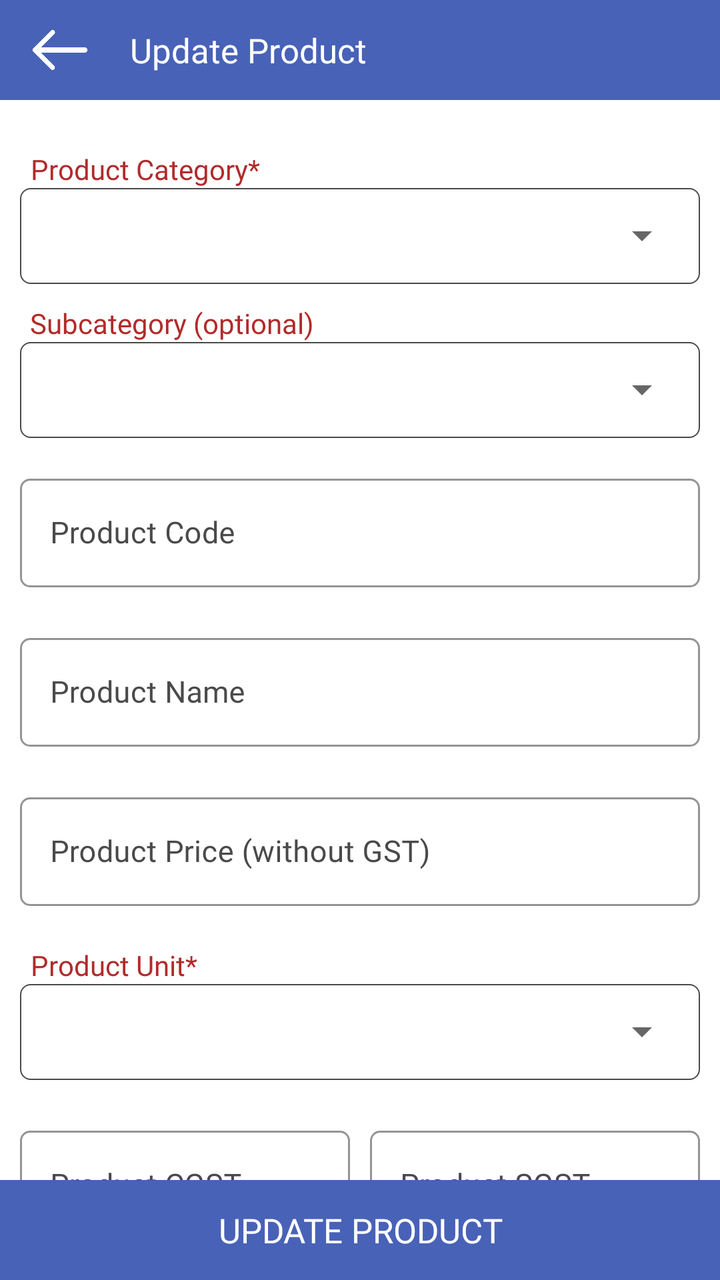
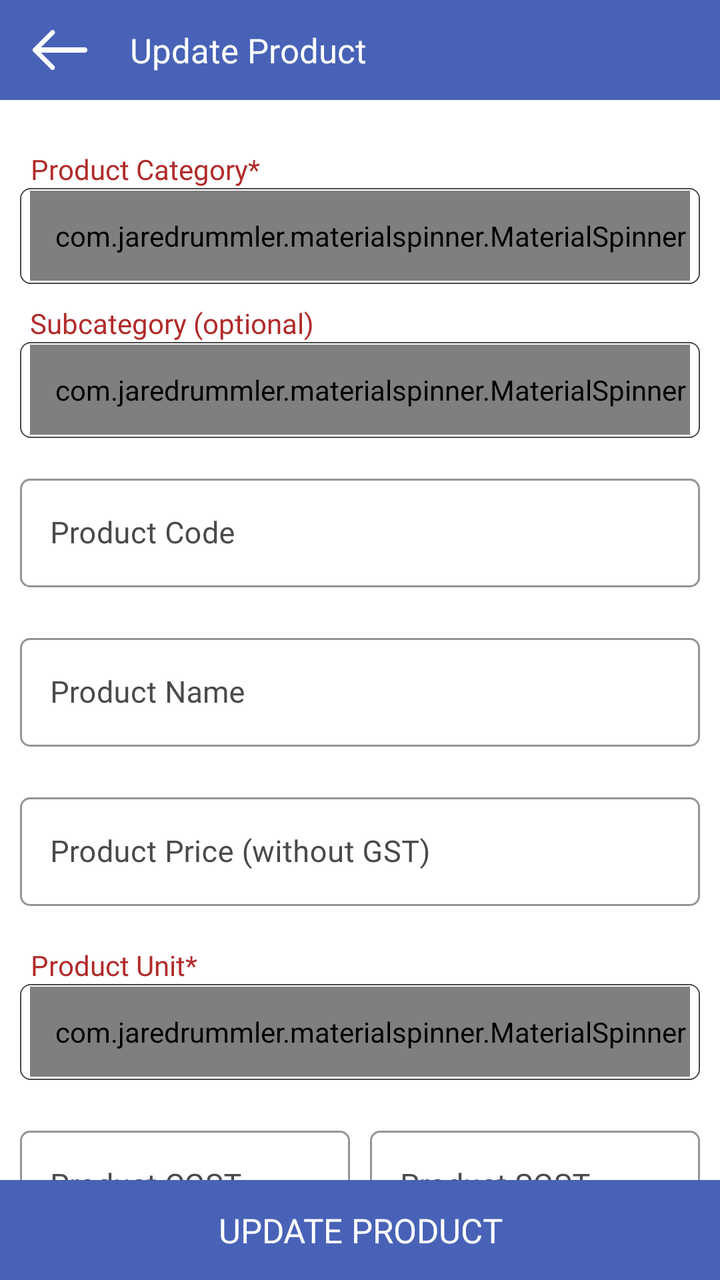

Two renders of the same Android screen: before a commit and after it. Below are the layout's source before the change and the commit's diff.
<!-- AndroidManifest.xml: application theme AppTheme -->
<!-- res/layout/fragment_update_product.xml -->
<?xml version="1.0" encoding="utf-8"?>
<RelativeLayout xmlns:android="http://schemas.android.com/apk/res/android"
    xmlns:app="http://schemas.android.com/apk/res-auto"
    xmlns:tools="http://schemas.android.com/tools"
    android:layout_width="match_parent"
    android:layout_height="match_parent"
    tools:context=".Fragment.UpdateProduct">

    <com.google.android.material.appbar.AppBarLayout
        android:id="@+id/appBarLayout"
        android:layout_width="match_parent"
        android:layout_height="50dp"
        android:layout_alignParentTop="true">

        <RelativeLayout
            android:layout_width="match_parent"
            android:layout_height="match_parent">

            <ImageView
                android:id="@+id/backToHome"
                android:layout_width="30dp"
                android:layout_height="30dp"
                android:layout_alignParentStart="true"
                android:layout_centerInParent="true"
                android:layout_gravity="center"
                android:layout_marginStart="15dp"
                android:src="@drawable/back"
                app:tint="@color/white" />

            <androidx.appcompat.widget.AppCompatTextView
                android:layout_width="wrap_content"
                android:layout_height="wrap_content"
                android:layout_centerInParent="true"
                android:layout_gravity="center"
                android:layout_marginStart="15dp"
                android:layout_toEndOf="@+id/backToHome"
                android:fontFamily="@font/poppinsmedium"
                android:gravity="center"
                android:paddingStart="5dp"
                android:paddingEnd="5dp"
                android:text="Update Product"
                android:textColor="@color/white"
                android:textSize="17sp" />

        </RelativeLayout>

    </com.google.android.material.appbar.AppBarLayout>

    <androidx.core.widget.NestedScrollView
        android:layout_width="match_parent"
        android:layout_height="match_parent"
        android:layout_above="@+id/updateProduct"
        android:layout_below="@+id/appBarLayout">

        <LinearLayout
            android:layout_width="match_parent"
            android:layout_height="match_parent"
            android:orientation="vertical"
            android:padding="10dp">

            <TextView
                android:layout_width="wrap_content"
                android:layout_height="wrap_content"
                android:layout_gravity="center|start"
                android:layout_marginStart="5dp"
                android:layout_marginTop="15dp"
                android:fontFamily="@font/poppinsregular"
                android:gravity="center"
                android:text="Product Category*"
                android:textColor="@color/textcolor" />

            <LinearLayout
                android:layout_width="match_parent"
                android:layout_height="48dp"
                android:background="@drawable/button_rounded_border"
                android:orientation="horizontal">

                <Spinner
                    android:id="@+id/categorySpinner"
                    android:layout_width="match_parent"
                    android:layout_height="45dp"
                    android:layout_gravity="center"
                    android:layout_margin="5dp"
                    android:fontFamily="@font/poppinsregular"
                    android:gravity="center|start"
                    android:paddingLeft="10dp"
                    android:textColor="@color/black"
                    android:textSize="15sp"
                    app:ms_hint="Select Product Category" />

            </LinearLayout>

            <TextView
                android:layout_width="wrap_content"
                android:layout_height="wrap_content"
                android:layout_gravity="center|start"
                android:layout_marginStart="5dp"
                android:layout_marginTop="10dp"
                android:fontFamily="@font/poppinsregular"
                android:text="Subcategory (optional)"
                android:textColor="@color/textcolor" />

            <LinearLayout
                android:layout_width="match_parent"
                android:layout_height="48dp"
                android:background="@drawable/button_rounded_border"
                android:orientation="horizontal">

                <Spinner
                    android:id="@+id/subcategorySpinner"
                    android:layout_width="match_parent"
                    android:layout_height="45dp"
                    android:layout_gravity="center"
                    android:layout_margin="5dp"
                    android:fontFamily="@font/poppinsregular"
                    android:paddingLeft="10dp"
                    android:textColor="@color/black"
                    android:textSize="15sp" />

            </LinearLayout>

            <com.google.android.material.textfield.TextInputLayout
                android:id="@+id/productCodeLayout"
                style="@style/Widget.MaterialComponents.TextInputLayout.OutlinedBox"
                android:layout_width="match_parent"
                android:layout_height="wrap_content"
                android:layout_gravity="center"
                android:layout_marginTop="15dp"
                android:layout_marginBottom="5dp"
                android:gravity="center"
                android:textColorHint="@color/light_black"
                app:boxCornerRadiusBottomEnd="5dp"
                app:boxCornerRadiusBottomStart="5dp"
                app:boxCornerRadiusTopEnd="5dp"
                app:boxCornerRadiusTopStart="5dp"
                app:boxStrokeColor="@color/light_black">

                <com.google.android.material.textfield.TextInputEditText
                    android:id="@+id/productCode"
                    android:layout_width="match_parent"
                    android:layout_height="wrap_content"
                    android:drawableTint="@color/light_black"
                    android:fontFamily="@font/poppinsregular"
                    android:hint="Product Code"
                    android:imeOptions="actionNext"
                    android:inputType="numberDecimal"
                    android:digits="0123456789"
                    android:paddingStart="15dp"
                    android:paddingEnd="10dp"
                    android:singleLine="true"
                    android:textColor="@color/black"
                    android:textColorHint="@color/light_black"
                    android:textSize="15sp" />

            </com.google.android.material.textfield.TextInputLayout>


            <com.google.android.material.textfield.TextInputLayout
                android:id="@+id/productNameLayout"
                style="@style/Widget.MaterialComponents.TextInputLayout.OutlinedBox"
                android:layout_width="match_parent"
                android:layout_height="wrap_content"
                android:layout_gravity="center"
                android:layout_marginTop="15dp"
                android:layout_marginBottom="5dp"
                android:gravity="center"
                android:textColorHint="@color/light_black"
                app:boxCornerRadiusBottomEnd="5dp"
                app:boxCornerRadiusBottomStart="5dp"
                app:boxCornerRadiusTopEnd="5dp"
                app:boxCornerRadiusTopStart="5dp"
                app:boxStrokeColor="@color/light_black">

                <com.google.android.material.textfield.TextInputEditText
                    android:id="@+id/productName"
                    android:layout_width="match_parent"
                    android:layout_height="wrap_content"
                    android:drawableTint="@color/light_black"
                    android:fontFamily="@font/poppinsregular"
                    android:hint="Product Name"
                    android:imeOptions="actionNext"
                    android:inputType="textCapWords"
                    android:paddingStart="15dp"
                    android:paddingEnd="10dp"
                    android:singleLine="true"
                    android:textColor="@color/black"
                    android:textColorHint="@color/light_black"
                    android:textSize="15sp" />

            </com.google.android.material.textfield.TextInputLayout>

            <com.google.android.material.textfield.TextInputLayout
                android:id="@+id/productPriceLayout"
                style="@style/Widget.MaterialComponents.TextInputLayout.OutlinedBox"
                android:layout_width="match_parent"
                android:layout_height="wrap_content"
                android:layout_gravity="center"
                android:layout_marginTop="15dp"
                android:layout_marginBottom="5dp"
                android:gravity="center"
                android:textColorHint="@color/light_black"
                app:boxCornerRadiusBottomEnd="5dp"
                app:boxCornerRadiusBottomStart="5dp"
                app:boxCornerRadiusTopEnd="5dp"
                app:boxCornerRadiusTopStart="5dp"
                app:boxStrokeColor="@color/light_black">

                <com.google.android.material.textfield.TextInputEditText
                    android:id="@+id/productPrice"
                    android:layout_width="match_parent"
                    android:layout_height="wrap_content"
                    android:drawableTint="@color/light_black"
                    android:fontFamily="@font/poppinsregular"
                    android:hint="Product Price (without GST)"
                    android:imeOptions="actionDone"
                    android:inputType="numberDecimal"
                    android:paddingStart="15dp"
                    android:paddingEnd="10dp"
                    android:singleLine="true"
                    android:textColor="@color/black"
                    android:textColorHint="@color/light_black"
                    android:textSize="15sp" />

            </com.google.android.material.textfield.TextInputLayout>

            <TextView
                android:layout_width="wrap_content"
                android:layout_height="wrap_content"
                android:layout_gravity="center|start"
                android:layout_marginStart="5dp"
                android:layout_marginTop="15dp"
                android:fontFamily="@font/poppinsregular"
                android:gravity="center"
                android:text="Product Unit*"
                android:textColor="@color/textcolor" />

            <LinearLayout
                android:layout_width="match_parent"
                android:layout_height="48dp"
                android:background="@drawable/button_rounded_border"
                android:orientation="horizontal">

                <Spinner
                    android:id="@+id/unitSpinner"
                    android:layout_width="match_parent"
                    android:layout_height="45dp"
                    android:layout_gravity="center"
                    android:layout_margin="5dp"
                    android:fontFamily="@font/poppinsregular"
                    android:gravity="center|start"
                    android:paddingLeft="10dp"
                    android:textColor="@color/black"
                    android:textSize="15sp"
                    app:ms_hint="Select Product Unit" />

            </LinearLayout>

            <LinearLayout
                android:layout_width="match_parent"
                android:layout_height="wrap_content"
                android:orientation="horizontal">

                <com.google.android.material.textfield.TextInputLayout
                    android:id="@+id/productCGSTLayout"
                    style="@style/Widget.MaterialComponents.TextInputLayout.OutlinedBox"
                    android:layout_width="match_parent"
                    android:layout_height="wrap_content"
                    android:layout_gravity="center"
                    android:layout_marginTop="15dp"
                    android:layout_marginEnd="5dp"
                    android:layout_marginBottom="5dp"
                    android:layout_weight="1"
                    android:gravity="center"
                    android:textColorHint="@color/light_black"
                    app:boxCornerRadiusBottomEnd="5dp"
                    app:boxCornerRadiusBottomStart="5dp"
                    app:boxCornerRadiusTopEnd="5dp"
                    app:boxCornerRadiusTopStart="5dp"
                    app:boxStrokeColor="@color/light_black">

                    <com.google.android.material.textfield.TextInputEditText
                        android:id="@+id/productCGST"
                        android:layout_width="match_parent"
                        android:layout_height="wrap_content"
                        android:drawableTint="@color/light_black"
                        android:fontFamily="@font/poppinsregular"
                        android:hint="Product CGST"
                        android:imeOptions="actionDone"
                        android:inputType="numberDecimal"
                        android:paddingStart="15dp"
                        android:paddingEnd="10dp"
                        android:singleLine="true"
                        android:textColor="@color/black"
                        android:textColorHint="@color/light_black"
                        android:textSize="15sp" />

                </com.google.android.material.textfield.TextInputLayout>

                <com.google.android.material.textfield.TextInputLayout
                    android:id="@+id/productSGSTLayout"
                    style="@style/Widget.MaterialComponents.TextInputLayout.OutlinedBox"
                    android:layout_width="match_parent"
                    android:layout_height="wrap_content"
                    android:layout_gravity="center"
                    android:layout_marginStart="5dp"
                    android:layout_marginTop="15dp"
                    android:layout_marginBottom="5dp"
                    android:layout_weight="1"
                    android:gravity="center"
                    android:textColorHint="@color/light_black"
                    app:boxCornerRadiusBottomEnd="5dp"
                    app:boxCornerRadiusBottomStart="5dp"
                    app:boxCornerRadiusTopEnd="5dp"
                    app:boxCornerRadiusTopStart="5dp"
                    app:boxStrokeColor="@color/light_black">

                    <com.google.android.material.textfield.TextInputEditText
                        android:id="@+id/productSGST"
                        android:layout_width="match_parent"
                        android:layout_height="wrap_content"
                        android:drawableTint="@color/light_black"
                        android:fontFamily="@font/poppinsregular"
                        android:hint="Product SGST"
                        android:imeOptions="actionDone"
                        android:inputType="numberDecimal"
                        android:paddingStart="15dp"
                        android:paddingEnd="10dp"
                        android:singleLine="true"
                        android:textColor="@color/black"
                        android:textColorHint="@color/light_black"
                        android:textSize="15sp" />

                </com.google.android.material.textfield.TextInputLayout>

            </LinearLayout>

            <include layout="@layout/include_product_portion_section" />

        </LinearLayout>

    </androidx.core.widget.NestedScrollView>

    <TextView
        android:id="@+id/updateProduct"
        android:layout_width="match_parent"
        android:layout_height="50dp"
        android:layout_alignParentBottom="true"
        android:layout_gravity="center"
        android:background="@color/colorPrimary"
        android:fontFamily="@font/poppinsmedium"
        android:gravity="center"
        android:text="Update Product"
        android:textAllCaps="true"
        android:textColor="@color/white"
        android:textSize="17sp" />

</RelativeLayout>
<!-- res/layout/include_product_portion_section.xml (included above) -->
<?xml version="1.0" encoding="utf-8"?>
<LinearLayout xmlns:android="http://schemas.android.com/apk/res/android"
    xmlns:app="http://schemas.android.com/apk/res-auto"
    android:id="@+id/productPortionSection"
    android:layout_width="match_parent"
    android:layout_height="wrap_content"
    android:orientation="vertical">

    <RelativeLayout
        android:layout_width="match_parent"
        android:layout_height="wrap_content"
        android:layout_marginStart="5dp"
        android:layout_marginTop="12dp"
        android:layout_marginEnd="5dp">

        <TextView
            android:layout_width="wrap_content"
            android:layout_height="wrap_content"
            android:layout_alignParentStart="true"
            android:layout_centerVertical="true"
            android:fontFamily="@font/poppinsregular"
            android:text="Portions (optional)"
            android:textColor="@color/textcolor" />

        <TextView
            android:id="@+id/managePortionMasterLink"
            android:layout_width="wrap_content"
            android:layout_height="wrap_content"
            android:layout_alignParentEnd="true"
            android:layout_centerVertical="true"
            android:fontFamily="@font/poppinsmedium"
            android:text="Manage Portion Master"
            android:textColor="@color/colorPrimary"
            android:textSize="13sp" />

    </RelativeLayout>

    <TextView
        android:id="@+id/portionSectionHint"
        android:layout_width="match_parent"
        android:layout_height="wrap_content"
        android:layout_marginStart="5dp"
        android:layout_marginTop="4dp"
        android:layout_marginEnd="5dp"
        android:fontFamily="@font/poppinsregular"
        android:text="Add one or more portions with prices from Portion Master"
        android:textColor="@color/light_black"
        android:textSize="12sp" />

    <LinearLayout
        android:id="@+id/portionMasterPickerSection"
        android:layout_width="match_parent"
        android:layout_height="wrap_content"
        android:layout_marginTop="8dp"
        android:orientation="vertical"
        android:visibility="gone">

        <com.google.android.material.textfield.TextInputLayout
            style="@style/CustomDropDownTilStyle"
            android:hint="Select Portion Master">

            <AutoCompleteTextView
                android:id="@+id/portionMasterSpinner"
                android:layout_width="match_parent"
                android:layout_height="wrap_content"
                android:focusable="false"
                android:fontFamily="@font/poppinsregular"
                android:inputType="none"
                android:singleLine="true"
                android:textSize="15sp" />

        </com.google.android.material.textfield.TextInputLayout>

        <com.google.android.material.textfield.TextInputLayout
            style="@style/Widget.MaterialComponents.TextInputLayout.OutlinedBox"
            android:layout_width="match_parent"
            android:layout_height="wrap_content"
            android:layout_marginTop="8dp"
            app:boxStrokeColor="@color/light_black">

            <com.google.android.material.textfield.TextInputEditText
                android:id="@+id/inlinePortionPrice"
                android:layout_width="match_parent"
                android:layout_height="wrap_content"
                android:fontFamily="@font/poppinsregular"
                android:hint="Portion Price"
                android:inputType="numberDecimal"
                android:singleLine="true"
                android:textColor="@color/black"
                android:textSize="15sp" />

        </com.google.android.material.textfield.TextInputLayout>

        <TextView
            android:id="@+id/addInlinePortion"
            android:layout_width="match_parent"
            android:layout_height="40dp"
            android:layout_marginTop="10dp"
            android:background="@color/textcolor"
            android:fontFamily="@font/poppinsmedium"
            android:gravity="center"
            android:text="Add Portion to Product"
            android:textAllCaps="true"
            android:textColor="@color/white"
            android:textSize="14sp" />

    </LinearLayout>

    <TextView
        android:id="@+id/noPortionMasterHint"
        android:layout_width="match_parent"
        android:layout_height="wrap_content"
        android:layout_marginStart="5dp"
        android:layout_marginTop="8dp"
        android:layout_marginEnd="5dp"
        android:fontFamily="@font/poppinsregular"
        android:text="No Portion Master yet. Tap Manage Portion Master to create names (Half, Full…)."
        android:textColor="@color/light_black"
        android:textSize="12sp"
        android:visibility="gone" />

    <androidx.cardview.widget.CardView
        android:id="@+id/inlinePortionListCard"
        android:layout_width="match_parent"
        android:layout_height="wrap_content"
        android:layout_marginTop="10dp"
        android:visibility="gone"
        app:cardCornerRadius="5dp"
        app:cardElevation="4dp">

        <LinearLayout
            android:layout_width="match_parent"
            android:layout_height="wrap_content"
            android:orientation="vertical"
            android:padding="8dp">

            <TextView
                android:layout_width="wrap_content"
                android:layout_height="wrap_content"
                android:layout_gravity="center"
                android:fontFamily="@font/poppinsbold"
                android:text="PRODUCT PORTIONS"
                android:textColor="@color/textcolor" />

            <androidx.recyclerview.widget.RecyclerView
                android:id="@+id/inlinePortionRecyclerview"
                android:layout_width="match_parent"
                android:layout_height="wrap_content"
                android:nestedScrollingEnabled="false" />

        </LinearLayout>

    </androidx.cardview.widget.CardView>

</LinearLayout>
<!-- resources referenced by this layout -->
<resources>
  <color name="black">#000</color>
  <color name="colorPrimary">#4862b7</color>
  <color name="light_black">#4a4a4a</color>
  <color name="textcolor">#b12b2a</color>
  <color name="white">#fff</color>
  <!-- drawable back: png bitmap (drawable, 3507 bytes) -->
  <!-- drawable button_rounded_border (drawable) -->
  <?xml version="1.0" encoding="utf-8"?>
  <shape xmlns:android="http://schemas.android.com/apk/res/android">
      <stroke
          android:width="0.7dp"
          android:color="@color/light_black" />
      <corners android:radius="5dp" />
  </shape>
  <style name="CustomDropDownTilStyle" parent="Widget.MaterialComponents.TextInputLayout.OutlinedBox.ExposedDropdownMenu">
          <item name="android:layout_width">match_parent</item>
          <item name="android:layout_height">wrap_content</item>
          <item name="android:textColorHint">@color/light_black</item>
          <item name="fontFamily">@font/poppinsregular</item>
          <item name="android:textSize">15sp</item>
          <item name="overlapAnchor">true</item>
          <item name="hintTextColor">@color/colorAccent</item>
          <item name="boxStrokeColor">@color/colorAccent</item>
          <item name="colorControlNormal">@color/colorAccent</item>
          <item name="colorControlActivated">@color/colorAccent</item>
          <item name="colorControlHighlight">@color/colorAccent</item>
          <item name="boxCornerRadiusBottomEnd">5dp</item>
          <item name="boxCornerRadiusBottomStart">5dp</item>
          <item name="boxCornerRadiusTopEnd">5dp</item>
          <item name="boxCornerRadiusTopStart">5dp</item>
      </style>
  <style name="AppTheme" parent="Theme.MaterialComponents.DayNight.NoActionBar">
          
          <item name="colorPrimary">@color/colorPrimary</item>
          <item name="colorPrimaryDark">@color/colorPrimary</item>
          <item name="colorAccent">@color/colorAccent</item>
          <item name="android:windowIsTranslucent">true</item>
          <item name="windowNoTitle">true</item>
          <item name="windowActionBar">false</item>
  
      </style>
  <color name="colorAccent">#000</color>
</resources>

<!-- the commit's change to res/layout/fragment_update_product.xml (unified diff, before → after) -->
@@ -75,7 +75,7 @@
                 android:background="@drawable/button_rounded_border"
                 android:orientation="horizontal">
 
-                <Spinner
+                <com.jaredrummler.materialspinner.MaterialSpinner
                     android:id="@+id/categorySpinner"
                     android:layout_width="match_parent"
                     android:layout_height="45dp"
@@ -83,7 +83,7 @@
                     android:layout_margin="5dp"
                     android:fontFamily="@font/poppinsregular"
                     android:gravity="center|start"
-                    android:paddingLeft="10dp"
+                    android:paddingStart="10dp"
                     android:textColor="@color/black"
                     android:textSize="15sp"
                     app:ms_hint="Select Product Category" />
@@ -106,16 +106,18 @@
                 android:background="@drawable/button_rounded_border"
                 android:orientation="horizontal">
 
-                <Spinner
+                <com.jaredrummler.materialspinner.MaterialSpinner
                     android:id="@+id/subcategorySpinner"
                     android:layout_width="match_parent"
                     android:layout_height="45dp"
                     android:layout_gravity="center"
                     android:layout_margin="5dp"
                     android:fontFamily="@font/poppinsregular"
-                    android:paddingLeft="10dp"
+                    android:gravity="center|start"
+                    android:paddingStart="10dp"
                     android:textColor="@color/black"
-                    android:textSize="15sp" />
+                    android:textSize="15sp"
+                    app:ms_hint="Select Subcategory" />
 
             </LinearLayout>
 
@@ -240,7 +242,7 @@
                 android:background="@drawable/button_rounded_border"
                 android:orientation="horizontal">
 
-                <Spinner
+                <com.jaredrummler.materialspinner.MaterialSpinner
                     android:id="@+id/unitSpinner"
                     android:layout_width="match_parent"
                     android:layout_height="45dp"
@@ -248,7 +250,7 @@
                     android:layout_margin="5dp"
                     android:fontFamily="@font/poppinsregular"
                     android:gravity="center|start"
-                    android:paddingLeft="10dp"
+                    android:paddingStart="10dp"
                     android:textColor="@color/black"
                     android:textSize="15sp"
                     app:ms_hint="Select Product Unit" />
@@ -413,21 +415,35 @@
         android:orientation="vertical"
         android:visibility="gone">
 
-        <com.google.android.material.textfield.TextInputLayout
-            style="@style/CustomDropDownTilStyle"
-            android:hint="Select Portion Master">
-
-            <AutoCompleteTextView
+        <TextView
+            android:layout_width="wrap_content"
+            android:layout_height="wrap_content"
+            android:layout_marginStart="5dp"
+            android:fontFamily="@font/poppinsregular"
+            android:text="Select Portion Master"
+            android:textColor="@color/textcolor" />
+
+        <LinearLayout
+            android:layout_width="match_parent"
+            android:layout_height="48dp"
+            android:layout_marginTop="5dp"
+            android:background="@drawable/button_rounded_border"
+            android:orientation="horizontal">
+
+            <com.jaredrummler.materialspinner.MaterialSpinner
                 android:id="@+id/portionMasterSpinner"
                 android:layout_width="match_parent"
-                android:layout_height="wrap_content"
-                android:focusable="false"
+                android:layout_height="45dp"
+                android:layout_gravity="center"
+                android:layout_margin="5dp"
                 android:fontFamily="@font/poppinsregular"
-                android:inputType="none"
-                android:singleLine="true"
-                android:textSize="15sp" />
-
-        </com.google.android.material.textfield.TextInputLayout>
+                android:gravity="center|start"
+                android:paddingStart="10dp"
+                android:textColor="@color/black"
+                android:textSize="15sp"
+                app:ms_hint="Select Portion Master" />
+
+        </LinearLayout>
 
         <com.google.android.material.textfield.TextInputLayout
             style="@style/Widget.MaterialComponents.TextInputLayout.OutlinedBox"
<!-- resource entries referenced after the edit -->
@@ -14,23 +14,6 @@
           android:color="@color/light_black" />
       <corners android:radius="5dp" />
   </shape>
-  <style name="CustomDropDownTilStyle" parent="Widget.MaterialComponents.TextInputLayout.OutlinedBox.ExposedDropdownMenu">
-          <item name="android:layout_width">match_parent</item>
-          <item name="android:layout_height">wrap_content</item>
-          <item name="android:textColorHint">@color/light_black</item>
-          <item name="fontFamily">@font/poppinsregular</item>
-          <item name="android:textSize">15sp</item>
-          <item name="overlapAnchor">true</item>
-          <item name="hintTextColor">@color/colorAccent</item>
-          <item name="boxStrokeColor">@color/colorAccent</item>
-          <item name="colorControlNormal">@color/colorAccent</item>
-          <item name="colorControlActivated">@color/colorAccent</item>
-          <item name="colorControlHighlight">@color/colorAccent</item>
-          <item name="boxCornerRadiusBottomEnd">5dp</item>
-          <item name="boxCornerRadiusBottomStart">5dp</item>
-          <item name="boxCornerRadiusTopEnd">5dp</item>
-          <item name="boxCornerRadiusTopStart">5dp</item>
-      </style>
   <style name="AppTheme" parent="Theme.MaterialComponents.DayNight.NoActionBar">
           
           <item name="colorPrimary">@color/colorPrimary</item>
